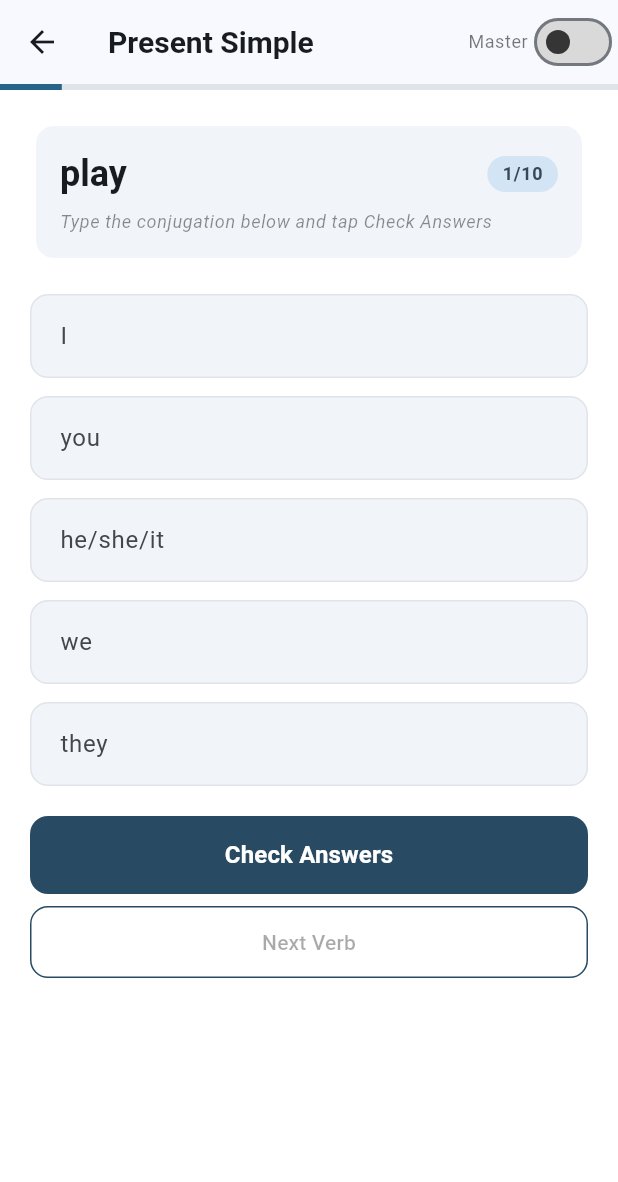
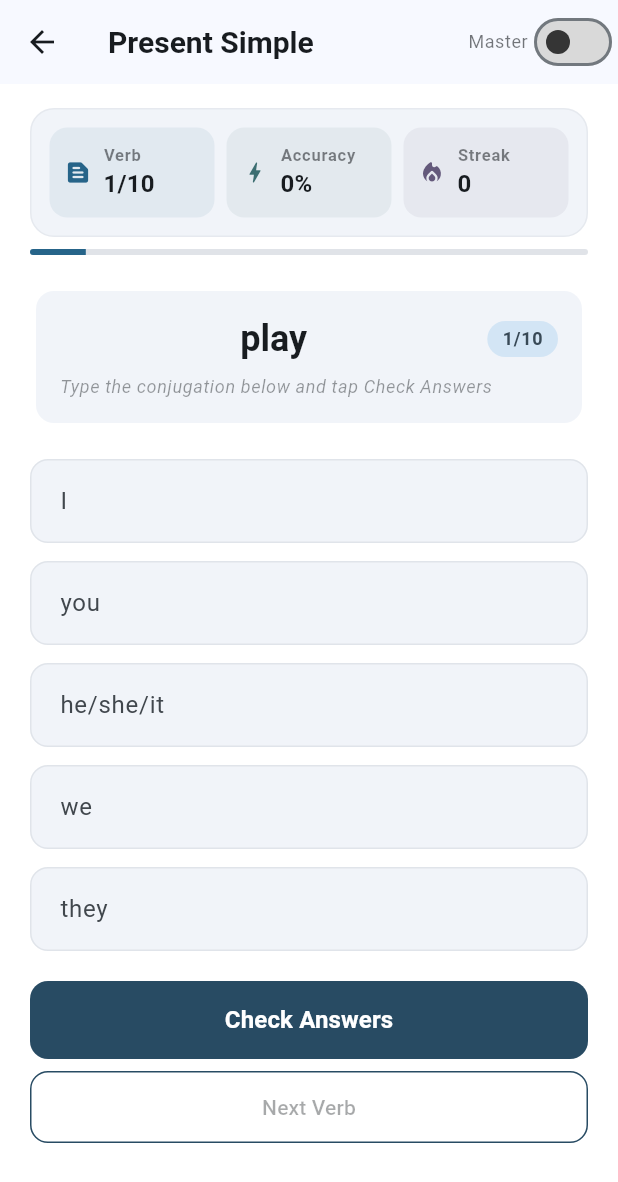
Before and after one commit to kbtale/verbae, a Flutter app: the screen it shows after launch, after a tap on "Got it", after a tap on "🇬🇧", on a phone screen of 412 x 824 dp. Shown: the top 1182 px of the screen. Run offline on Flutter 3.47's test engine with Material 3 defaults, Android fonts, the phone set to English and light mode, and no system bars; our stand-ins replace flutter_svg, shared_preferences.

Commit message:
feat(ui): add practice session progress strip

```diff
--- a/lib/screens/practice_screen.dart
+++ b/lib/screens/practice_screen.dart
@@ -38,6 +38,7 @@ class _PracticeScreenState extends State<PracticeScreen> with SingleTickerProvid
   bool _isAdvancing = false;
   int _sessionCorrect = 0;
   int _sessionTotal = 0;
+  int _correctStreak = 0;
   DateTime? _practiceStartTime;
   DateTime _sessionStartTime = DateTime.now();
   bool _canPop = false;
@@ -131,6 +132,7 @@ class _PracticeScreenState extends State<PracticeScreen> with SingleTickerProvid
     if (allCorrect) {
       HapticFeedback.lightImpact();
     } else {
+      _correctStreak = 0;
       HapticFeedback.heavyImpact();
       final wrongFields = _validationStatus.entries
           .where((e) => e.value == false)
@@ -156,6 +158,7 @@ class _PracticeScreenState extends State<PracticeScreen> with SingleTickerProvid
 
     _sessionTotal++;
     if (allCorrect) _sessionCorrect++;
+    if (allCorrect) _correctStreak++;
 
     if (_statsReady) {
       await _statsService!.recordPractice(
@@ -236,6 +239,7 @@ class _PracticeScreenState extends State<PracticeScreen> with SingleTickerProvid
                   _sessionStartTime = DateTime.now();
                   _sessionCorrect = 0;
                   _sessionTotal = 0;
+                  _correctStreak = 0;
                   _resetControllers();
                 });
               },
@@ -475,14 +479,24 @@ class _PracticeScreenState extends State<PracticeScreen> with SingleTickerProvid
             constraints: const BoxConstraints(maxWidth: 640),
             child: Column(
               children: [
-                LinearProgressIndicator(
+                Padding(
+                  padding: const EdgeInsets.fromLTRB(20, 16, 20, 8),
+                  child: _buildSessionStrip(cs, tt),
+                ),
+                Padding(
+                  padding: const EdgeInsets.symmetric(horizontal: 20),
+                  child: ClipRRect(
+                    borderRadius: BorderRadius.circular(999),
+                    child: LinearProgressIndicator(
                       value: progress,
                       minHeight: 4,
                       backgroundColor: cs.surfaceContainerHighest,
                     ),
+                  ),
+                ),
                 Expanded(
                   child: ListView(
-                    padding: const EdgeInsets.all(20),
+                    padding: const EdgeInsets.fromLTRB(20, 20, 20, 20),
                     children: [
                       Card(
                         elevation: 0,
@@ -496,11 +510,21 @@ class _PracticeScreenState extends State<PracticeScreen> with SingleTickerProvid
                               Row(
                                 children: [
                                   Expanded(
+                                    child: AnimatedSwitcher(
+                                      duration: const Duration(milliseconds: 220),
+                                      transitionBuilder: (child, animation) {
+                                        return FadeTransition(
+                                          opacity: animation,
+                                          child: ScaleTransition(scale: animation, child: child),
+                                        );
+                                      },
                                       child: Text(
                                         currentVerb.infinitive,
+                                        key: ValueKey(currentVerb.id),
                                         style: tt.headlineSmall?.copyWith(
-                                        fontWeight: FontWeight.w600,
+                                          fontWeight: FontWeight.w700,
                                           color: cs.onSurface,
+                                        ),
                                       ),
                                     ),
                                   ),
@@ -525,7 +549,7 @@ class _PracticeScreenState extends State<PracticeScreen> with SingleTickerProvid
                                 Text(
                                   'Type the conjugation below and tap Check Answers',
                                   style: tt.bodySmall?.copyWith(
-                                    color: cs.onSurface.withValues(alpha: 0.5),
+                                    color: cs.onSurface.withValues(alpha: 0.45),
                                     fontStyle: FontStyle.italic,
                                   ),
                                 ),
@@ -590,7 +614,7 @@ class _PracticeScreenState extends State<PracticeScreen> with SingleTickerProvid
                         child: ScaleTransition(
                           scale: CurvedAnimation(
                             parent: _animationController,
-                            curve: Curves.elasticOut,
+                            curve: Curves.easeOutBack,
                           ),
                           child: Container(
                             padding: const EdgeInsets.symmetric(horizontal: 16, vertical: 8),
@@ -625,4 +649,102 @@ class _PracticeScreenState extends State<PracticeScreen> with SingleTickerProvid
     _animationController.dispose();
     super.dispose();
   }
+
+  Widget _buildSessionStrip(ColorScheme cs, TextTheme tt) {
+    final accuracy = _sessionTotal == 0 ? 0 : ((_sessionCorrect / _sessionTotal) * 100).round();
+
+    return Container(
+      padding: const EdgeInsets.all(12),
+      decoration: BoxDecoration(
+        color: cs.surfaceContainerLow,
+        borderRadius: BorderRadius.circular(16),
+        border: Border.all(color: cs.outlineVariant.withOpacity(0.24)),
+      ),
+      child: Row(
+        children: [
+          _SessionStat(
+            label: 'Verb',
+            value: '${_currentVerbIndex + 1}/${_verbSet.length}',
+            icon: Icons.text_snippet_rounded,
+            color: cs.primary,
+            textTheme: tt,
+          ),
+          const SizedBox(width: 8),
+          _SessionStat(
+            label: 'Accuracy',
+            value: '$accuracy%',
+            icon: Icons.bolt_rounded,
+            color: AppColors.stormyTeal,
+            textTheme: tt,
+          ),
+          const SizedBox(width: 8),
+          _SessionStat(
+            label: 'Streak',
+            value: '$_correctStreak',
+            icon: Icons.local_fire_department_rounded,
+            color: cs.tertiary,
+            textTheme: tt,
+          ),
+        ],
+      ),
+    );
   }
+}
+
+class _SessionStat extends StatelessWidget {
+  final String label;
+  final String value;
+  final IconData icon;
+  final Color color;
+  final TextTheme textTheme;
+
+  const _SessionStat({
+    required this.label,
+    required this.value,
+    required this.icon,
+    required this.color,
+    required this.textTheme,
+  });
+
+  @override
+  Widget build(BuildContext context) {
+    final cs = Theme.of(context).colorScheme;
+
+    return Expanded(
+      child: Container(
+        padding: const EdgeInsets.symmetric(horizontal: 10, vertical: 10),
+        decoration: BoxDecoration(
+          color: color.withOpacity(0.08),
+          borderRadius: BorderRadius.circular(12),
+        ),
+        child: Row(
+          children: [
+            Icon(icon, size: 18, color: color),
+            const SizedBox(width: 8),
+            Expanded(
+              child: Column(
+                crossAxisAlignment: CrossAxisAlignment.start,
+                children: [
+                  Text(
+                    label,
+                    style: textTheme.labelSmall?.copyWith(
+                      color: cs.onSurface.withValues(alpha: 0.55),
+                      fontWeight: FontWeight.w600,
+                    ),
+                  ),
+                  Text(
+                    value,
+                    style: textTheme.titleMedium?.copyWith(
+                      color: cs.onSurface,
+                      fontWeight: FontWeight.w700,
+                    ),
+                  ),
+                ],
+              ),
+            ),
+          ],
+        ),
+      ),
+    );
+  }
+}
```
Lines whose indentation alone changed are shown as unchanged.
